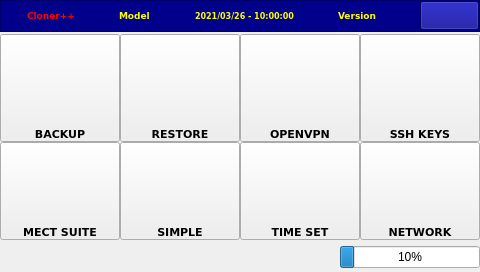
MECTsrl/cloner, file maincloner.ui: the form before one commit.
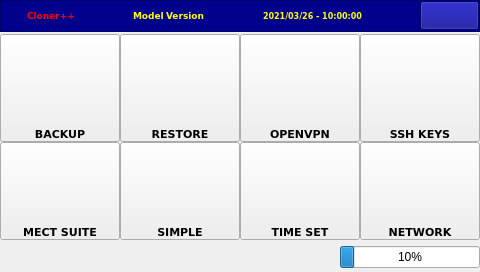
The form after the commit. Icons and pictures are not drawn.

```diff
--- a/maincloner.ui
+++ b/maincloner.ui
@@ -162,53 +162,6 @@
        </widget>
       </item>
       <item>
-       <spacer name="horizontalSpacer_2">
-        <property name="orientation">
-         <enum>Qt::Horizontal</enum>
-        </property>
-        <property name="sizeType">
-         <enum>QSizePolicy::MinimumExpanding</enum>
-        </property>
-        <property name="sizeHint" stdset="0">
-         <size>
-          <width>10</width>
-          <height>20</height>
-         </size>
-        </property>
-       </spacer>
-      </item>
-      <item alignment="Qt::AlignVCenter">
-       <widget class="QLabel" name="lblDateTime">
-        <property name="font">
-         <font>
-          <family>DejaVu Sans</family>
-          <pointsize>6</pointsize>
-          <weight>75</weight>
-          <bold>true</bold>
-         </font>
-        </property>
-        <property name="text">
-         <string>2021/03/26 - 10:00:00</string>
-        </property>
-       </widget>
-      </item>
-      <item>
-       <spacer name="horizontalSpacer_3">
-        <property name="orientation">
-         <enum>Qt::Horizontal</enum>
-        </property>
-        <property name="sizeType">
-         <enum>QSizePolicy::MinimumExpanding</enum>
-        </property>
-        <property name="sizeHint" stdset="0">
-         <size>
-          <width>10</width>
-          <height>20</height>
-         </size>
-        </property>
-       </spacer>
-      </item>
-      <item alignment="Qt::AlignVCenter">
        <widget class="QLabel" name="lblVersion">
         <property name="minimumSize">
          <size>
@@ -241,6 +194,37 @@
         </property>
        </widget>
       </item>
+      <item>
+       <spacer name="horizontalSpacer_3">
+        <property name="orientation">
+         <enum>Qt::Horizontal</enum>
+        </property>
+        <property name="sizeType">
+         <enum>QSizePolicy::MinimumExpanding</enum>
+        </property>
+        <property name="sizeHint" stdset="0">
+         <size>
+          <width>10</width>
+          <height>20</height>
+         </size>
+        </property>
+       </spacer>
+      </item>
+      <item alignment="Qt::AlignVCenter">
+       <widget class="QLabel" name="lblDateTime">
+        <property name="font">
+         <font>
+          <family>DejaVu Sans</family>
+          <pointsize>6</pointsize>
+          <weight>75</weight>
+          <bold>true</bold>
+         </font>
+        </property>
+        <property name="text">
+         <string>2021/03/26 - 10:00:00</string>
+        </property>
+       </widget>
+      </item>
       <item>
        <spacer name="horizontalSpacer_4">
         <property name="orientation">
```
